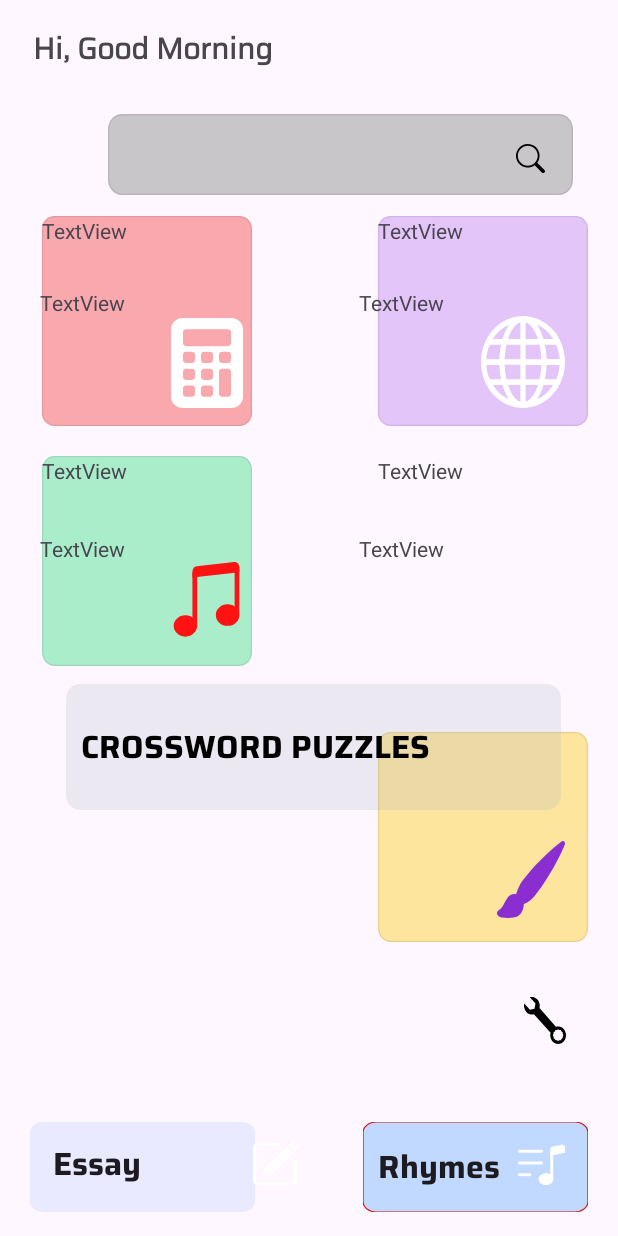
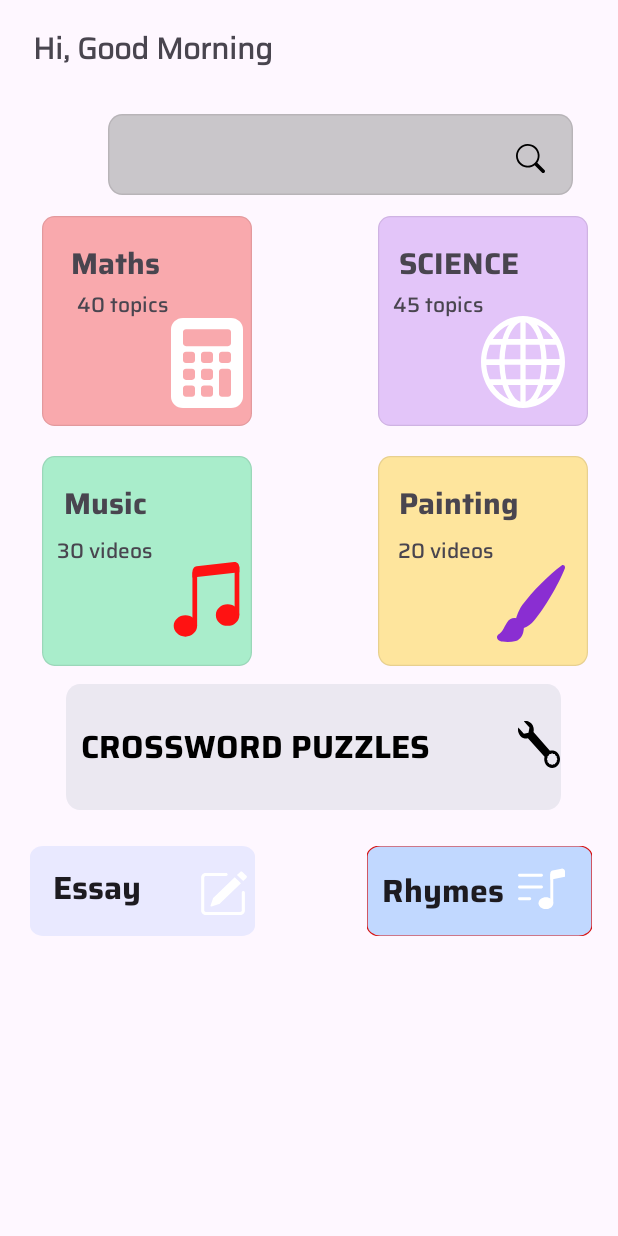
Before and after one commit to KhanhLinh2803/64131172_AndroidProgramming, an Android app: the HomePage screen opened directly, with no data from a screen before it, on a phone screen of 412 x 824 dp. Run offline under Robolectric (Android 15) with nearby library versions, the phone set to English and light mode, and no system bars.

Commit message:
ổn rr Thầy ơi

```diff
--- /dev/null
+++ b/LT_Figma/app/src/main/res/font/saira_medium.xml
@@ -0,0 +1,7 @@
+<?xml version="1.0" encoding="utf-8"?>
+<font-family xmlns:app="http://schemas.android.com/apk/res-auto"
+        app:fontProviderAuthority="com.google.android.gms.fonts"
+        app:fontProviderPackage="com.google.android.gms"
+        app:fontProviderQuery="name=Saira&amp;weight=500"
+        app:fontProviderCerts="@array/com_google_android_gms_fonts_certs">
+</font-family>
--- a/LT_Figma/app/src/main/res/layout/activity_home_page.xml
+++ b/LT_Figma/app/src/main/res/layout/activity_home_page.xml
@@ -121,19 +121,19 @@
         android:id="@+id/view4"
         android:layout_width="140dp"
         android:layout_height="140dp"
-        android:layout_marginBottom="196dp"
+        android:layout_marginTop="304dp"
         android:background="@drawable/bgpainting"
-        app:layout_constraintBottom_toBottomOf="parent"
         app:layout_constraintEnd_toEndOf="parent"
         app:layout_constraintHorizontal_bias="0.927"
-        app:layout_constraintStart_toStartOf="parent" />
+        app:layout_constraintStart_toStartOf="parent"
+        app:layout_constraintTop_toTopOf="parent" />
 
     <ImageView
         android:id="@+id/imageView11"
         android:layout_width="wrap_content"
         android:layout_height="wrap_content"
-        android:layout_marginBottom="212dp"
-        app:layout_constraintBottom_toBottomOf="parent"
+        android:layout_marginBottom="16dp"
+        app:layout_constraintBottom_toBottomOf="@+id/view4"
         app:layout_constraintEnd_toEndOf="parent"
         app:layout_constraintHorizontal_bias="0.904"
         app:layout_constraintStart_toStartOf="parent"
@@ -162,10 +162,10 @@
         android:id="@+id/imageView12"
         android:layout_width="wrap_content"
         android:layout_height="wrap_content"
-        android:layout_marginBottom="128dp"
-        app:layout_constraintBottom_toBottomOf="parent"
+        android:layout_marginBottom="28dp"
+        app:layout_constraintBottom_toBottomOf="@+id/search2"
         app:layout_constraintEnd_toEndOf="parent"
-        app:layout_constraintHorizontal_bias="0.909"
+        app:layout_constraintHorizontal_bias="0.9"
         app:layout_constraintStart_toStartOf="parent"
         app:srcCompat="@drawable/imgkhung3" />
 
@@ -173,48 +173,49 @@
         android:id="@+id/view5"
         android:layout_width="150dp"
         android:layout_height="60dp"
-        android:layout_marginBottom="16dp"
+        android:layout_marginTop="564dp"
         android:background="@drawable/bgkhung2"
+        android:fontFamily="@font/saira_bold"
+        android:padding="15dp"
         android:text="Essay"
-        android:fontFamily="@font/saira_bold"
         android:textSize="21dp"
-        android:padding="15dp"
-        app:layout_constraintBottom_toBottomOf="parent"
         app:layout_constraintEnd_toEndOf="parent"
         app:layout_constraintHorizontal_bias="0.076"
-        app:layout_constraintStart_toStartOf="parent" />
+        app:layout_constraintStart_toStartOf="parent"
+        app:layout_constraintTop_toTopOf="parent" />
 
     <EditText
         android:id="@+id/view6"
         android:layout_width="150dp"
         android:layout_height="60dp"
-        android:layout_marginBottom="16dp"
+        android:layout_marginTop="564dp"
         android:background="@drawable/bgkhung1"
+        android:fontFamily="@font/saira_bold"
+        android:padding="10dp"
         android:text="Rhymes"
-        android:fontFamily="@font/saira_bold"
         android:textSize="21dp"
-        android:padding="10dp"
-        app:layout_constraintBottom_toBottomOf="parent"
         app:layout_constraintEnd_toEndOf="parent"
-        app:layout_constraintHorizontal_bias="0.923"
-        app:layout_constraintStart_toStartOf="parent" />
+        app:layout_constraintHorizontal_bias="0.933"
+        app:layout_constraintStart_toStartOf="parent"
+        app:layout_constraintTop_toTopOf="parent" />
 
     <ImageView
         android:id="@+id/imageView13"
         android:layout_width="wrap_content"
         android:layout_height="wrap_content"
-        android:layout_marginEnd="212dp"
-        android:layout_marginBottom="32dp"
-        app:layout_constraintBottom_toBottomOf="parent"
+        android:layout_marginBottom="12dp"
+        app:layout_constraintBottom_toBottomOf="@+id/view5"
         app:layout_constraintEnd_toEndOf="parent"
+        app:layout_constraintHorizontal_bias="0.348"
+        app:layout_constraintStart_toStartOf="parent"
         app:srcCompat="@drawable/imgkhung2" />
 
     <ImageView
         android:id="@+id/imageView14"
         android:layout_width="wrap_content"
         android:layout_height="wrap_content"
-        android:layout_marginBottom="32dp"
-        app:layout_constraintBottom_toBottomOf="parent"
+        android:layout_marginBottom="16dp"
+        app:layout_constraintBottom_toBottomOf="@+id/view6"
         app:layout_constraintEnd_toEndOf="parent"
         app:layout_constraintHorizontal_bias="0.908"
         app:layout_constraintStart_toStartOf="parent"
@@ -222,32 +223,41 @@
 
     <TextView
         android:id="@+id/textView3"
-        android:layout_width="140dp"
-        android:layout_height="42dp"
+        android:layout_width="135dp"
+        android:layout_height="68dp"
         android:layout_marginTop="144dp"
-        android:text="TextView"
+        android:fontFamily="@font/saira_bold"
+        android:padding="15dp"
+        android:text="SCIENCE"
+        android:textSize="20dp"
         app:layout_constraintEnd_toEndOf="parent"
-        app:layout_constraintHorizontal_bias="0.927"
+        app:layout_constraintHorizontal_bias="0.906"
         app:layout_constraintStart_toStartOf="parent"
         app:layout_constraintTop_toTopOf="parent" />
 
     <TextView
         android:id="@+id/textView6"
-        android:layout_width="140dp"
-        android:layout_height="42dp"
+        android:layout_width="104dp"
+        android:layout_height="113dp"
         android:layout_marginTop="304dp"
-        android:text="TextView"
+        android:fontFamily="@font/saira_bold"
+        android:padding="15dp"
+        android:text="Music"
+        android:textSize="20dp"
         app:layout_constraintEnd_toEndOf="parent"
-        app:layout_constraintHorizontal_bias="0.104"
+        app:layout_constraintHorizontal_bias="0.089"
         app:layout_constraintStart_toStartOf="parent"
         app:layout_constraintTop_toTopOf="parent" />
 
     <TextView
         android:id="@+id/textView5"
-        android:layout_width="140dp"
-        android:layout_height="42dp"
+        android:layout_width="104dp"
+        android:layout_height="113dp"
         android:layout_marginTop="144dp"
-        android:text="TextView"
+        android:fontFamily="@font/saira_bold"
+        android:padding="15dp"
+        android:text="Maths"
+        android:textSize="20dp"
         app:layout_constraintEnd_toEndOf="parent"
         app:layout_constraintHorizontal_bias="0.104"
         app:layout_constraintStart_toStartOf="parent"
@@ -255,34 +265,39 @@
 
     <TextView
         android:id="@+id/textView7"
-        android:layout_width="140dp"
-        android:layout_height="42dp"
+        android:layout_width="135dp"
+        android:layout_height="68dp"
         android:layout_marginTop="304dp"
-        android:text="TextView"
+        android:fontFamily="@font/saira_bold"
+        android:padding="15dp"
+        android:text="Painting"
+        android:textSize="20dp"
         app:layout_constraintEnd_toEndOf="parent"
-        app:layout_constraintHorizontal_bias="0.927"
+        app:layout_constraintHorizontal_bias="0.906"
         app:layout_constraintStart_toStartOf="parent"
         app:layout_constraintTop_toTopOf="parent" />
 
     <TextView
         android:id="@+id/textView4"
-        android:layout_width="62dp"
-        android:layout_height="57dp"
+        android:layout_width="86dp"
+        android:layout_height="31dp"
         android:layout_marginTop="356dp"
-        android:text="TextView"
+        android:fontFamily="@font/saira_medium"
+        android:text="30 videos"
         app:layout_constraintEnd_toEndOf="parent"
-        app:layout_constraintHorizontal_bias="0.077"
+        app:layout_constraintHorizontal_bias="0.117"
         app:layout_constraintStart_toStartOf="parent"
         app:layout_constraintTop_toTopOf="parent" />
 
     <TextView
         android:id="@+id/textView9"
-        android:layout_width="62dp"
-        android:layout_height="57dp"
+        android:layout_width="86dp"
+        android:layout_height="31dp"
         android:layout_marginTop="356dp"
-        android:text="TextView"
+        android:fontFamily="@font/saira_medium"
+        android:text="20 videos"
         app:layout_constraintEnd_toEndOf="parent"
-        app:layout_constraintHorizontal_bias="0.684"
+        app:layout_constraintHorizontal_bias="0.813"
         app:layout_constraintStart_toStartOf="parent"
         app:layout_constraintTop_toTopOf="parent" />
 
@@ -291,9 +306,10 @@
         android:layout_width="62dp"
         android:layout_height="57dp"
         android:layout_marginTop="192dp"
-        android:text="TextView"
+        android:fontFamily="@font/saira_medium"
+        android:text="40 topics"
         app:layout_constraintEnd_toEndOf="parent"
-        app:layout_constraintHorizontal_bias="0.077"
+        app:layout_constraintHorizontal_bias="0.147"
         app:layout_constraintStart_toStartOf="parent"
         app:layout_constraintTop_toTopOf="parent" />
 
@@ -302,9 +318,10 @@
         android:layout_width="62dp"
         android:layout_height="57dp"
         android:layout_marginTop="192dp"
-        android:text="TextView"
+        android:fontFamily="@font/saira_medium"
+        android:text="45 topics"
         app:layout_constraintEnd_toEndOf="parent"
-        app:layout_constraintHorizontal_bias="0.684"
+        app:layout_constraintHorizontal_bias="0.748"
         app:layout_constraintStart_toStartOf="parent"
         app:layout_constraintTop_toTopOf="parent" />
 
--- a/LT_Figma/app/src/main/res/values/preloaded_fonts.xml
+++ b/LT_Figma/app/src/main/res/values/preloaded_fonts.xml
@@ -2,5 +2,6 @@
 <resources>
     <array name="preloaded_fonts" translatable="false">
         <item>@font/saira_bold</item>
+        <item>@font/saira_medium</item>
     </array>
 </resources>
```
